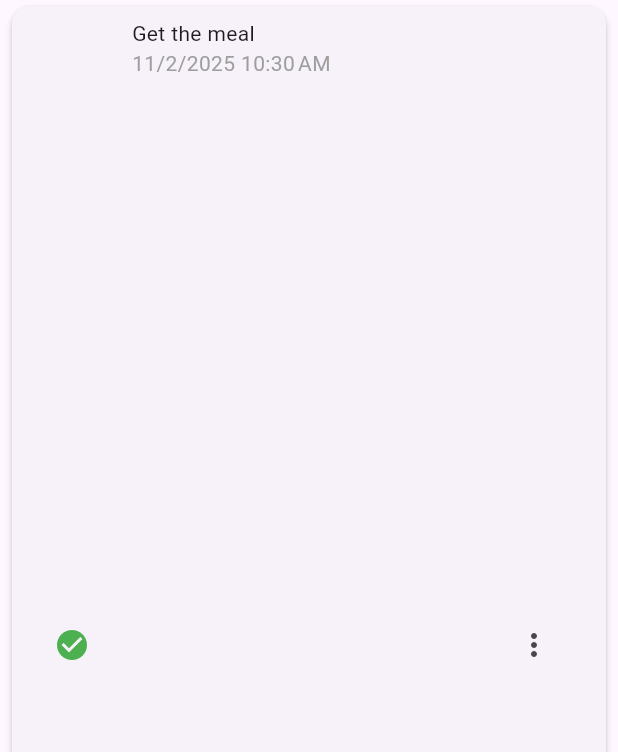
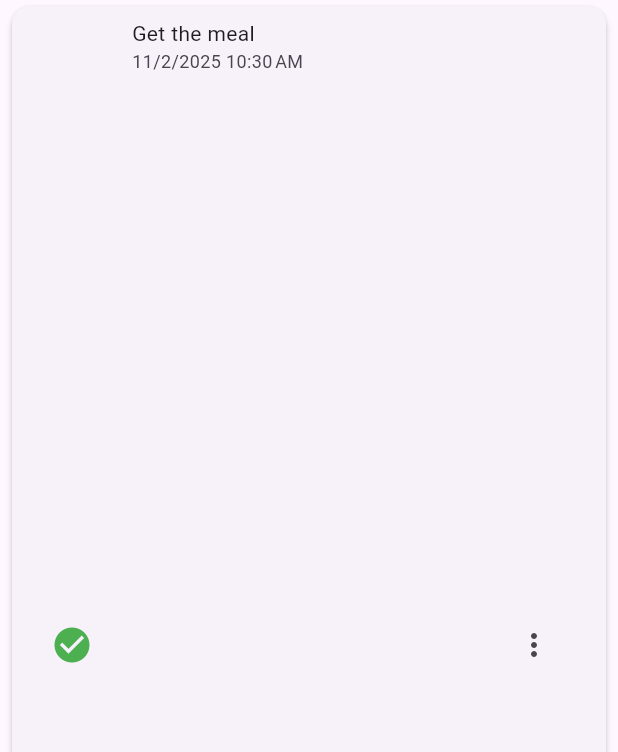
Before and after one commit to aliasghar08/daily_planner_in_flutter, a Flutter app: the ItemWidget widget shown alone on an empty page, opened directly with sample values from the repository, on a phone screen of 412 x 824 dp. Shown: the top 752 px of the screen. Run offline on Flutter 3.47's test engine with Material 3 defaults, Android fonts, the phone set to English and light mode, and no system bars; our stand-ins replace cloud_firestore, connectivity_plus, firebase_auth, firebase_core, firebase_messaging, fl_chart and 7 more; accounts and stored records are empty.

Commit message:
Fixed Task Status Updation Bug in Item.dart

```diff
--- a/daily_planner/lib/utils/item.dart
+++ b/daily_planner/lib/utils/item.dart
@@ -4,21 +4,26 @@ import 'package:daily_planner/screens/itemdetailpage.dart';
 import 'package:daily_planner/screens/taskInsights.dart';
 import 'package:daily_planner/utils/Alarm_helper.dart';
 import 'package:daily_planner/utils/catalog.dart';
+import 'package:daily_planner/utils/notification_service.dart';
 import 'package:firebase_auth/firebase_auth.dart';
 import 'package:flutter/material.dart';
 import 'package:intl/intl.dart';
 import 'package:share_plus/share_plus.dart';
 
+final notificationService = NotificationService();
+
 class ItemWidget extends StatefulWidget {
   final Task item;
   final VoidCallback? onEditDone;
   final String searchQuery;
+  final VoidCallback? onTaskStatusChanged; // NEW: Callback for status changes
 
   const ItemWidget({
     super.key,
     required this.item,
     this.onEditDone,
     this.searchQuery = '',
+    this.onTaskStatusChanged, // NEW: Added callback parameter
   });
 
   @override
@@ -32,31 +37,49 @@ class _ItemWidgetState extends State<ItemWidget> {
   @override
   void initState() {
     super.initState();
-    isChecked = widget.item.isCompleted;
+    _initializeTask();
+  }
+
+  @override
+  void didUpdateWidget(ItemWidget oldWidget) {
+    super.didUpdateWidget(oldWidget);
+    // Refresh when the task data changes from parent
+    if (oldWidget.item.docId != widget.item.docId ||
+        oldWidget.item.isCompleted != widget.item.isCompleted) {
+      _initializeTask();
+    }
+  }
+
+  void _initializeTask() {
+    try {
+      print('Initializing task: ${widget.item.title}');
+      print('Task type: ${widget.item.taskType}');
+      print('Task date: ${widget.item.date}');
+      print('Task docId: ${widget.item.docId}');
+      print('Task isCompleted: ${widget.item.isCompleted}');
+
+      isChecked = widget.item.isCompleted ?? false;
 
       loadCompletionStamps(widget.item).then((loadedList) {
+        if (mounted) {
           setState(() {
             completedList = loadedList;
           });
-    });
-
-    WidgetsBinding.instance.addPostFrameCallback((_) async {
-      final taskType = widget.item.taskType;
-
-      if (taskType != 'oneTime') {
-        if (taskType == "DailyTask") {
-          await resetDaily(widget.item, completedList);
-        } else if (taskType == 'WeeklyTask') {
-          await resetWeekly(widget.item, completedList);
-        } else if (taskType == 'MonthlyTask') {
-          await resetMonthly(widget.item, completedList);
-        }
-        setState(() {});
         }
       });
+    } catch (e) {
+      print('Error initializing task: $e');
+      isChecked = false;
+      completedList = [];
+    }
   }
 
-  int get notificationId => widget.item.docId.hashCode & 0x7FFFFFFF;
+  int get notificationId {
+    if (widget.item.docId == null) {
+      return widget.item.title.hashCode & 0x7FFFFFFF;
+    }
+    return widget.item.docId!.hashCode & 0x7FFFFFFF;
+  }
 
   // Helper functions for period comparisons
   bool _isSameDay(DateTime a, DateTime b) {
@@ -85,13 +108,14 @@ class _ItemWidgetState extends State<ItemWidget> {
     final previousStatus = isChecked;
 
     setState(() {
-      isChecked = newStatus;
-      widget.item.isCompleted = newStatus!;
+      isChecked = newStatus ?? false;
+      widget.item.isCompleted = newStatus ?? false;
     });
 
     try {
       final uid = FirebaseAuth.instance.currentUser?.uid;
       if (uid == null) throw Exception("User not logged in");
+      if (widget.item.docId == null) throw Exception("Task has no document ID");
 
       final taskRef = FirebaseFirestore.instance
           .collection('users')
@@ -100,7 +124,6 @@ class _ItemWidgetState extends State<ItemWidget> {
           .doc(widget.item.docId);
 
       final now = DateTime.now();
-      final today = DateTime(now.year, now.month, now.day);
 
       final snapshot = await taskRef.get();
       final currentData = snapshot.data();
@@ -113,7 +136,7 @@ class _ItemWidgetState extends State<ItemWidget> {
               if (e is int) return Timestamp.fromMillisecondsSinceEpoch(e);
               if (e is String) return Timestamp.fromDate(DateTime.parse(e));
               if (e is DateTime) return Timestamp.fromDate(e);
-              throw Exception("Invalid completion stamp: $e");
+              return Timestamp.now();
             }).toList();
       }
 
@@ -122,17 +145,17 @@ class _ItemWidgetState extends State<ItemWidget> {
       if (newStatus == true) {
         final ts = Timestamp.fromDate(now);
 
-        // For repeating tasks, only add if no stamp exists in current period
         bool shouldAddStamp = true;
-        if (widget.item.taskType != 'oneTime') {
+        final taskType = widget.item.taskType?.toLowerCase();
+        if (taskType != 'onetime') {
           shouldAddStamp =
               !updatedStamps.any((stamp) {
                 final date = stamp.toDate();
-                if (widget.item.taskType == 'DailyTask') {
+                if (taskType == 'dailytask') {
                   return _isSameDay(date, now);
-                } else if (widget.item.taskType == 'WeeklyTask') {
+                } else if (taskType == 'weeklytask') {
                   return _isSameWeek(date, now);
-                } else if (widget.item.taskType == 'MonthlyTask') {
+                } else if (taskType == 'monthlytask') {
                   return _isSameMonth(date, now);
                 }
                 return false;
@@ -147,18 +170,18 @@ class _ItemWidgetState extends State<ItemWidget> {
 
         await NativeAlarmHelper.cancelAlarmById(notificationId);
       } else {
-        // Remove ALL stamps in current period
+        final taskType = widget.item.taskType?.toLowerCase();
         updatedStamps =
             updatedStamps.where((stamp) {
               final date = stamp.toDate();
 
-              if (widget.item.taskType == 'oneTime') {
-                return false; // Remove all for one-time tasks
-              } else if (widget.item.taskType == 'DailyTask') {
+              if (taskType == 'onetime') {
+                return false;
+              } else if (taskType == 'dailytask') {
                 return !_isSameDay(date, now);
-              } else if (widget.item.taskType == 'WeeklyTask') {
+              } else if (taskType == 'weeklytask') {
                 return !_isSameWeek(date, now);
-              } else if (widget.item.taskType == 'MonthlyTask') {
+              } else if (taskType == 'monthlytask') {
                 return !_isSameMonth(date, now);
               }
               return true;
@@ -167,8 +190,8 @@ class _ItemWidgetState extends State<ItemWidget> {
         updateData['completedAt'] = null;
         updateData['completionStamps'] = updatedStamps;
 
-        // ✅ FIXED: Check if task has date before scheduling alarm
-        if (widget.item.date != null && widget.item.date!.isAfter(DateTime.now())) {
+        if (widget.item.date != null) {
+          if (widget.item.date!.isAfter(DateTime.now())) {
             await NativeAlarmHelper.scheduleAlarmAtTime(
               id: notificationId,
               title: widget.item.title,
@@ -177,43 +200,54 @@ class _ItemWidgetState extends State<ItemWidget> {
             );
           }
         }
+      }
 
       // Update Firestore
       await taskRef.update(updateData);
 
       // Update local object
-      if (widget.item.taskType == "DailyTask") {
+      final updatedDates = updatedStamps.map((ts) => ts.toDate()).toList();
+      if (widget.item is DailyTask) {
         (widget.item as DailyTask).completionStamps
           ..clear()
-          ..addAll(updatedStamps.map((ts) => ts.toDate()));
-      } else if (widget.item.taskType == "WeeklyTask") {
+          ..addAll(updatedDates);
+      } else if (widget.item is WeeklyTask) {
         (widget.item as WeeklyTask).completionStamps
           ..clear()
-          ..addAll(updatedStamps.map((ts) => ts.toDate()));
-      } else if (widget.item.taskType == "MonthlyTask") {
+          ..addAll(updatedDates);
+      } else if (widget.item is MonthlyTask) {
         (widget.item as MonthlyTask).completionStamps
           ..clear()
-          ..addAll(updatedStamps.map((ts) => ts.toDate()));
+          ..addAll(updatedDates);
       }
 
       // Update local state
+      if (mounted) {
         setState(() {
-        completedList = updatedStamps.map((ts) => ts.toDate()).toList();
+          completedList = updatedDates;
         });
+      }
 
       widget.item.completedAt = newStatus == true ? now : null;
+
+      // NEW: Call all refresh callbacks
       widget.onEditDone?.call();
+      widget.onTaskStatusChanged
+          ?.call(); // NEW: Call the status change callback
     } catch (e) {
+      print('Error changing completion status: $e');
+      if (mounted) {
         setState(() {
           isChecked = previousStatus;
-        widget.item.isCompleted = previousStatus!;
+          widget.item.isCompleted = previousStatus ?? false;
         });
+      }
       _showSnackbar("❌ Failed to update task: ${e.toString()}");
     }
   }
 
-  int generateNotificationId(String taskId, DateTime time) {
-    return (taskId + time.toIso8601String()).hashCode.abs();
+  String generateNotificationId(String taskId, DateTime time) {
+    return (taskId + time.toIso8601String()).hashCode.abs().toString();
   }
 
   Future<void> deleteTask(Task task) async {
@@ -255,22 +289,24 @@ class _ItemWidgetState extends State<ItemWidget> {
     );
 
     try {
-      // Cancel all notifications - FIXED: Use docId instead of task.id
       if (task.notificationTimes != null &&
           task.notificationTimes!.isNotEmpty) {
         for (final time in task.notificationTimes!) {
-          final id = generateNotificationId(task.docId!, time);
-          await NativeAlarmHelper.cancelAlarmById(id);
+          await notificationService.cancelNotification(
+            task.docId!,
+            time.toUtc(),
+          );
         }
       } else {
-        // ✅ FIXED: Only generate fallback ID if task has a date
         if (task.date != null) {
           final fallbackId = generateNotificationId(task.docId!, task.date!);
-          await NativeAlarmHelper.cancelAlarmById(fallbackId);
+          await notificationService.cancelNotification(
+            fallbackId,
+            task.date!.toUtc(),
+          );
         }
       }
 
-      // Delete from Firestore :cite[1]:cite[3]
       await FirebaseFirestore.instance
           .collection('users')
           .doc(user.uid)
@@ -280,7 +316,10 @@ class _ItemWidgetState extends State<ItemWidget> {
 
       if (mounted) Navigator.of(context).pop();
       _showSnackbar("🗑️ Task deleted successfully");
+
+      // NEW: Call all refresh callbacks
       widget.onEditDone?.call();
+      widget.onTaskStatusChanged?.call();
     } catch (e) {
       if (mounted) Navigator.of(context).pop();
       _showSnackbar("❌ Failed to delete task: ${e.toString()}");
@@ -296,7 +335,8 @@ class _ItemWidgetState extends State<ItemWidget> {
   }
 
   TextSpan _highlightSearchText(String text, String query) {
-    final defaultStyle = DefaultTextStyle.of(context).style;
+    final defaultStyle =
+        Theme.of(context).textTheme.bodyMedium ?? const TextStyle();
 
     if (query.isEmpty) return TextSpan(text: text, style: defaultStyle);
 
@@ -304,6 +344,7 @@ class _ItemWidgetState extends State<ItemWidget> {
       RegExp.escape(query),
       caseSensitive: false,
     ).allMatches(text);
+
     if (matches.isEmpty) return TextSpan(text: text, style: defaultStyle);
 
     final List<TextSpan> spans = [];
@@ -346,7 +387,10 @@ class _ItemWidgetState extends State<ItemWidget> {
 
     try {
       final uid = FirebaseAuth.instance.currentUser?.uid;
-      if (uid == null) return completedList;
+      if (uid == null || task.docId == null) {
+        debugPrint("Missing UID or docId for task: ${task.title}");
+        return completedList;
+      }
 
       final taskRef = FirebaseFirestore.instance
           .collection('users')
@@ -355,143 +399,63 @@ class _ItemWidgetState extends State<ItemWidget> {
           .doc(task.docId);
 
       final snapshot = await taskRef.get();
-      if (!snapshot.exists) return completedList;
+      if (!snapshot.exists) {
+        debugPrint("Task document doesn't exist: ${task.docId}");
+        return completedList;
+      }
 
       final data = snapshot.data();
       if (data != null && data['completionStamps'] != null) {
         final List<dynamic> stamps = data['completionStamps'];
         completedList =
-            stamps.whereType<Timestamp>().map((ts) => ts.toDate()).toList();
+            stamps.map((stamp) {
+              if (stamp is Timestamp) return stamp.toDate();
+              if (stamp is int)
+                return DateTime.fromMillisecondsSinceEpoch(stamp);
+              if (stamp is String) return DateTime.parse(stamp);
+              if (stamp is DateTime) return stamp;
+              return DateTime.now();
+            }).toList();
+
+        debugPrint(
+          "Loaded ${completedList.length} completion stamps for task: ${task.title}",
+        );
       }
     } catch (e) {
-      debugPrint("❌ Error loading completion stamps: $e");
+      debugPrint(
+        "❌ Error loading completion stamps for task ${task.title}: $e",
+      );
     }
 
     return completedList;
   }
 
-  Future<void> resetDaily(Task task, List<DateTime> timestamps) async {
-    if (!task.isCompleted) return;
-
-    final nowUtc = DateTime.now().toUtc();
-    final todayUtc = DateTime(nowUtc.year, nowUtc.month, nowUtc.day);
-
-    final hasCompletedToday = timestamps.any((timestamp) {
-      final tsUtc = timestamp.toUtc();
-      return _isSameDay(tsUtc, todayUtc);
-    });
-
-    if (!hasCompletedToday) {
-      task.isCompleted = false;
-    }
-  }
-
-  Future<void> resetWeekly(Task task, List<DateTime> timestamps) async {
-    if (!task.isCompleted) return;
-
-    final nowUtc = DateTime.now().toUtc();
-
-    final hasCompletedThisWeek = timestamps.any((timestamp) {
-      final tsUtc = timestamp.toUtc();
-      return _isSameWeek(tsUtc, nowUtc);
-    });
-
-    if (!hasCompletedThisWeek) {
-      task.isCompleted = false;
-    }
-  }
-
-  Future<void> resetMonthly(Task task, List<DateTime> timestamps) async {
-    if (!task.isCompleted) return;
-
-    final nowUtc = DateTime.now().toUtc();
-
-    final hasCompletedThisMonth = timestamps.any((timestamp) {
-      final tsUtc = timestamp.toUtc();
-      return _isSameMonth(tsUtc, nowUtc);
-    });
-
-    if (!hasCompletedThisMonth) {
-      task.isCompleted = false;
-    }
-  }
-
-  // ✅ NEW: Get task type display info
-  String _getTaskTypeLabel() {
-    final taskType = widget.item.taskType;
-    switch (taskType) {
-      case 'oneTime':
-        return 'One-Time Task';
-      case 'DailyTask':
-        return 'Daily Task';
-      case 'WeeklyTask':
-        return 'Weekly Task';
-      case 'MonthlyTask':
-        return 'Monthly Task';
-      default:
-        return 'Task';
-    }
-  }
-
-  IconData _getTaskTypeIcon() {
-    final taskType = widget.item.taskType;
-    switch (taskType) {
-      case 'oneTime':
-        return Icons.push_pin;
-      case 'DailyTask':
-        return Icons.loop;
-      case 'WeeklyTask':
-        return Icons.calendar_today;
-      case 'MonthlyTask':
-        return Icons.date_range;
-      default:
-        return Icons.task;
-    }
-  }
-
-  Color _getTaskTypeColor() {
-    final taskType = widget.item.taskType;
-    switch (taskType) {
-      case 'oneTime':
-        return Colors.blue;
-      case 'DailyTask':
-        return Colors.green;
-      case 'WeeklyTask':
-        return Colors.orange;
-      case 'MonthlyTask':
-        return Colors.purple;
-      default:
-        return Colors.grey;
-    }
-  }
-
   @override
   Widget build(BuildContext context) {
+    try {
       final task = widget.item;
 
-    // ✅ FIXED: Better overdue calculation with null safety
-    final bool isOverdue;
-    final String dateText;
-    final Color textColor;
+      print('Building ItemWidget for: ${task.title}');
+      print('Task type: ${task.taskType}');
+      print('Date: ${task.date}');
+      print('isCompleted: ${task.isCompleted}');
 
-    if (task.date != null) {
-      dateText = DateFormat.yMd().add_jm().format(task.date!);
-      isOverdue = task.date!.isBefore(DateTime.now()) && !task.isCompleted;
-      textColor = isOverdue ? Colors.red : Colors.grey;
-    } else {
-      dateText = "No end date";
-      isOverdue = false;
-      textColor = Colors.grey;
-    }
+      final isOverdue =
+          task.date != null &&
+          task.date!.isBefore(DateTime.now()) &&
+          !(task.isCompleted ?? false);
+      final textColor = isOverdue ? Colors.red : null;
 
       return Card(
         elevation: 2,
-      margin: const EdgeInsets.symmetric(horizontal: 8, vertical: 4),
+        margin: const EdgeInsets.symmetric(vertical: 4, horizontal: 8),
         child: ListTile(
           onTap: () {
             Navigator.push(
               context,
-            MaterialPageRoute(builder: (context) => ItemDetailPage(task: task)),
+              MaterialPageRoute(
+                builder: (context) => ItemDetailPage(task: task),
+              ),
             );
           },
           leading: IconButton(
@@ -500,35 +464,26 @@ class _ItemWidgetState extends State<ItemWidget> {
                   ? Icons.check_circle
                   : Icons.radio_button_unchecked,
               color: (isChecked ?? false) ? Colors.green : Colors.grey,
+              size: 28,
             ),
             onPressed: () => changeCompleted(!(isChecked ?? false)),
           ),
-
           title: RichText(
             text: _highlightSearchText(task.title, widget.searchQuery),
           ),
           subtitle: Column(
             crossAxisAlignment: CrossAxisAlignment.start,
             children: [
-            // ✅ FIXED: Always show date text with proper styling
+              if (task.date != null)
                 Text(
-              dateText,
-              style: TextStyle(
-                color: textColor,
-                fontStyle: isOverdue ? FontStyle.italic : null,
-                fontWeight: isOverdue ? FontWeight.bold : null,
+                  DateFormat.yMd().add_jm().format(task.date!),
+                  style: TextStyle(color: textColor, fontSize: 12),
                 ),
+              if (buildExtraInfo(task) != null)
+                Padding(
+                  padding: const EdgeInsets.only(top: 4),
+                  child: buildExtraInfo(task)!,
                 ),
-            if (isOverdue)
-              Text(
-                "Overdue!",
-                style: TextStyle(
-                  color: Colors.red,
-                  fontSize: 12,
-                  fontWeight: FontWeight.bold,
-                ),
-              ),
-            if (buildExtraInfo(task) != null) buildExtraInfo(task)!,
             ],
           ),
           trailing: PopupMenuButton<String>(
@@ -539,7 +494,11 @@ class _ItemWidgetState extends State<ItemWidget> {
                   MaterialPageRoute(
                     builder: (context) => EditTaskPage(task: task),
                   ),
-              ).then((_) => widget.onEditDone?.call());
+                ).then((_) {
+                  // NEW: Refresh after editing
+                  widget.onEditDone?.call();
+                  widget.onTaskStatusChanged?.call();
+                });
               } else if (value == 'delete') {
                 deleteTask(task);
               } else if (value == 'share') {
@@ -561,7 +520,10 @@ class _ItemWidgetState extends State<ItemWidget> {
             itemBuilder:
                 (context) => [
                   const PopupMenuItem(value: 'edit', child: Text('✏️ Edit')),
-                const PopupMenuItem(value: 'delete', child: Text('🗑️ Delete')),
+                  const PopupMenuItem(
+                    value: 'delete',
+                    child: Text('🗑️ Delete'),
+                  ),
                   const PopupMenuItem(value: 'share', child: Text('📤 Share')),
                   const PopupMenuItem(
                     value: 'Analytics',
@@ -575,25 +537,63 @@ class _ItemWidgetState extends State<ItemWidget> {
           ),
         ),
       );
+    } catch (e, stackTrace) {
+      print('Error building ItemWidget: $e');
+      print('Stack trace: $stackTrace');
+
+      return Card(
+        color: Colors.red[100],
+        child: ListTile(
+          leading: const Icon(Icons.error, color: Colors.red),
+          title: Text('Error loading: ${widget.item.title}'),
+          subtitle: Text('Type: ${widget.item.taskType}'),
+          trailing: IconButton(
+            icon: const Icon(Icons.refresh),
+            onPressed: () => setState(() {}),
+          ),
+        ),
+      );
+    }
   }
 
   Widget? buildExtraInfo(Task task) {
-    if (task.taskType == 'DailyTask') {
+    final taskType = task.taskType?.toLowerCase();
+    print('buildExtraInfo - taskType: $taskType');
+
+    if (taskType == 'dailytask') {
       return Text(
-        "Repeats daily${task.date == null ? ' (no end date)' : ''}",
-        style: const TextStyle(fontSize: 12, color: Colors.grey),
+        "Repeats daily",
+        style: TextStyle(
+          color: Colors.blue[700],
+          fontSize: 12,
+          fontWeight: FontWeight.w500,
+        ),
       );
-    } else if (task.taskType == 'WeeklyTask') {
+    } else if (taskType == 'weeklytask') {
       return Text(
-        "Repeats weekly${task.date == null ? ' (no end date)' : ''}",
-        style: const TextStyle(fontSize: 12, color: Colors.grey),
+        "Repeats weekly",
+        style: TextStyle(
+          color: Colors.green[700],
+          fontSize: 12,
+          fontWeight: FontWeight.w500,
+        ),
       );
-    } else if (task.taskType == 'MonthlyTask') {
+    } else if (taskType == 'monthlytask') {
       return Text(
-        "Repeats monthly${task.date == null ? ' (no end date)' : ''}",
-        style: const TextStyle(fontSize: 12, color: Colors.grey),
+        "Repeats monthly",
+        style: TextStyle(
+          color: Colors.orange[700],
+          fontSize: 12,
+          fontWeight: FontWeight.w500,
+        ),
+      );
+    } else if (taskType == 'onetime') {
+      return null;
+    }
+
+    return Text(
+      "Task type: $taskType",
+      style: const TextStyle(color: Colors.grey, fontSize: 12),
     );
   }
-    return null;
 }
-}
```
Lines whose indentation alone changed are shown as unchanged.
